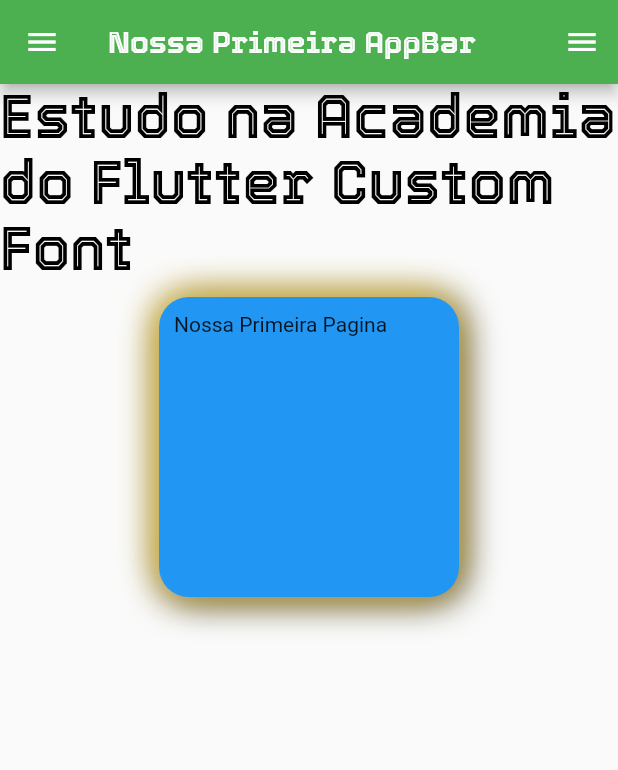
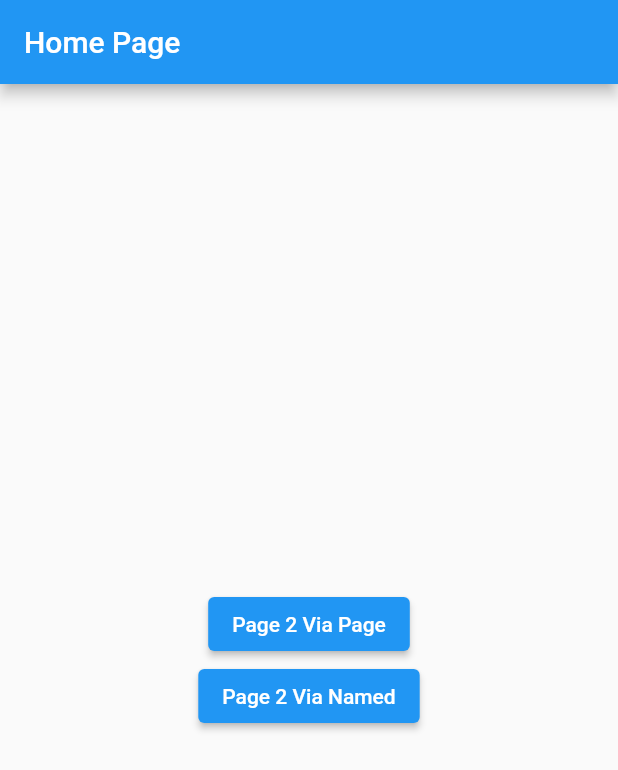
Before and after one commit to caneto/flutter_academiadoflutter, a Flutter app: the screen it shows after launch, on a phone screen of 412 x 824 dp. Shown: the top 770 px of the screen. Run offline on Flutter 3.47's test engine with Material 2 defaults, Android fonts, the phone set to English and light mode, and no system bars.

Commit message:
Primeira Aula Pratica de Navegação

```diff
--- a/flutter_maonamassa/lib/main.dart
+++ b/flutter_maonamassa/lib/main.dart
@@ -1,6 +1,11 @@
 import 'package:flutter/material.dart';
-import 'package:flutter_maonamassa/home/home_page.dart';
-import 'package:flutter_maonamassa/images/images_page.dart';
+import 'package:flutter_maonamassa/navegacao/home_page.dart' as navegacao;
+
+import 'navegacao/page1.dart';
+import 'navegacao/page2.dart';
+import 'navegacao/page3.dart';
+import 'navegacao/page4.dart';
+//import 'package:flutter_maonamassa/home/home_page.dart';
 
 void main() {
   runApp(const MyApp());
@@ -17,7 +22,14 @@ class MyApp extends StatelessWidget {
       theme: ThemeData(
         primarySwatch: Colors.blue,
       ),
-      home: const HomePage(),
+      //home: navegacao.HomePage(),
+      routes: {
+        '/': (_) => navegacao.HomePage(),
+        '/page1': (_) => Page1(),
+        Page2.routeName: (_) => Page2(),
+        '/page3': (_) => Page3(),
+        '/page4': (_) => Page4(),
+      },
     );
   }
 }
--- /dev/null
+++ b/flutter_maonamassa/lib/navegacao/home_page.dart
@@ -0,0 +1,39 @@
+import 'package:flutter/material.dart';
+
+import 'page2.dart';
+
+class HomePage extends StatelessWidget {
+  const HomePage({Key? key}) : super(key: key);
+
+  @override
+  Widget build(BuildContext context) {
+    return Scaffold(
+      appBar: AppBar(
+        title: const Text('Home Page'),
+      ),
+      body: Center(
+        child: Column(
+          mainAxisAlignment: MainAxisAlignment.center,
+          children: [
+          ElevatedButton(
+            onPressed: () {
+              Navigator.of(context).push(
+                MaterialPageRoute(
+                  settings: const RouteSettings(name: 'page2' ) ,
+                  builder: (context) => const Page2()
+                )
+              );
+            },
+            child: const Text('Page 2 Via Page'),
+          ),
+          ElevatedButton(
+            onPressed: () {
+              Navigator.of(context).pushNamed(Page2.routeName);
+            },
+            child: const Text('Page 2 Via Named'),
+          ),
+        ]),
+      ),
+    );
+  }
+}
```
Also changed, not shown: flutter_maonamassa/lib/navegacao/page1.dart (added, +14 -0 lines), flutter_maonamassa/lib/navegacao/page2.dart (added, +45 -0 lines), flutter_maonamassa/lib/navegacao/page3.dart (added, +42 -0 lines), flutter_maonamassa/lib/navegacao/page4.dart (added, +54 -0 lines).
